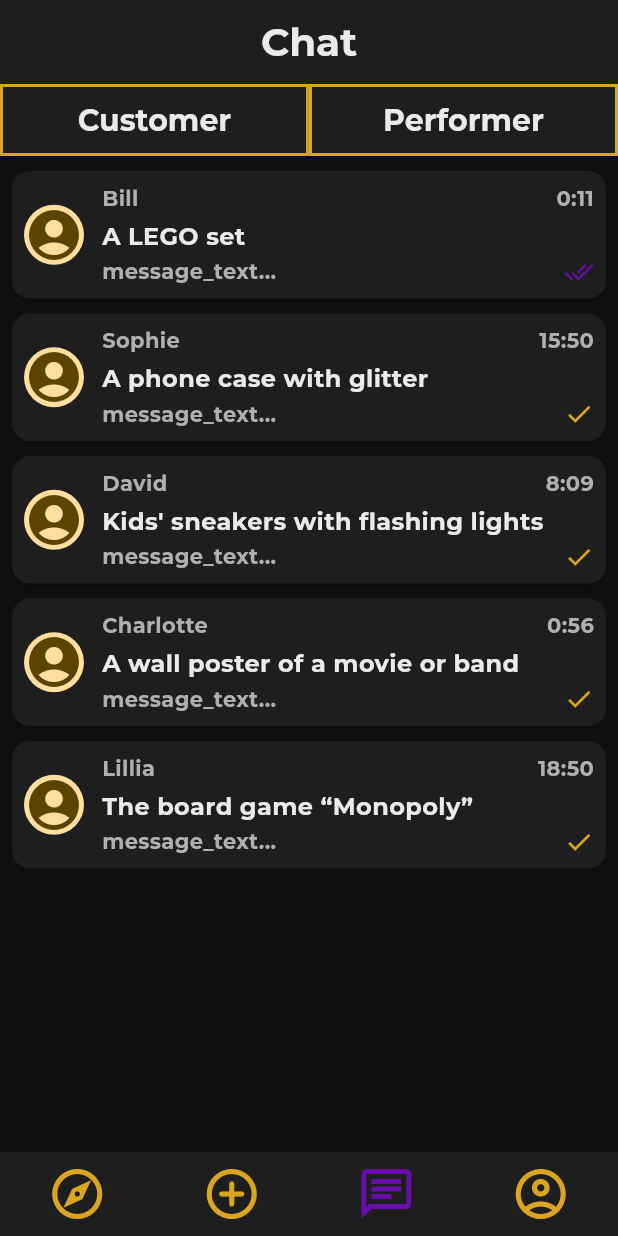
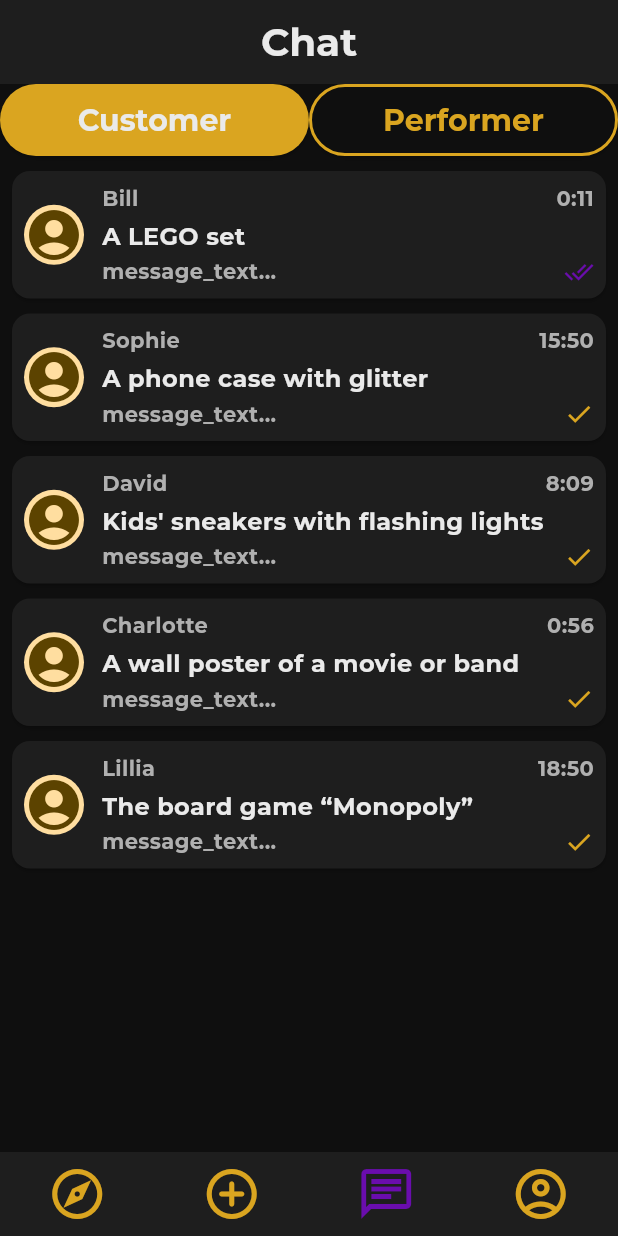
Before and after one commit to DigiShrimps/Swayzy, a Flutter app: the screen it shows once a user with an empty profile is signed in, item 3 of the bottom bar chosen, after a tap on "Customer", on a phone screen of 412 x 824 dp. Run offline on Flutter 3.47's test engine with Material 3 defaults, Android fonts, the phone set to English and light mode, and no system bars; our stand-ins replace cloud_firestore, firebase_auth, firebase_core, firebase_storage, flutter_dotenv, flutter_native_splash and 4 more; missing offline and left inert: bip39, firebase_ui_auth, firebase_ui_oauth_google, flutter_inappwebview, solana; accounts and stored records are empty.

Commit message:
Button changes

```diff
--- a/swayzy/lib/constants/app_button_styles.dart
+++ b/swayzy/lib/constants/app_button_styles.dart
@@ -3,13 +3,10 @@ import 'package:flutter/material.dart';
 import 'app_colors.dart';
 import 'app_text_styles.dart';
 
-class AppButtonStyles{
-
+class AppButtonStyles {
   static final ButtonStyle _base = ElevatedButton.styleFrom(
     padding: const EdgeInsets.symmetric(vertical: 12.0, horizontal: 16.0),
-    shape: RoundedRectangleBorder(
-      borderRadius: BorderRadius.circular(50.0),
-    ),
+    shape: RoundedRectangleBorder(borderRadius: BorderRadius.circular(50.0)),
   );
 
   static final ButtonStyle primary = _base.copyWith(
@@ -28,30 +25,32 @@ class AppButtonStyles{
     backgroundColor: WidgetStateProperty.all(AppColors.primaryBackground),
     foregroundColor: WidgetStateProperty.all(AppColors.highlight),
     textStyle: WidgetStateProperty.all(AppTextStyles.buttonSecondary),
-    side: WidgetStateProperty.all(
-      const BorderSide(
-        color: AppColors.highlight,
-        width: 2.0,
-        style: BorderStyle.solid,
-      ),
-    ),
+    side: WidgetStateProperty.all(const BorderSide(color: AppColors.highlight, width: 2.0, style: BorderStyle.solid)),
   );
 
   static final ButtonStyle delete = _base.copyWith(
     foregroundColor: WidgetStateProperty.all(AppColors.text),
     backgroundColor: WidgetStateProperty.all(AppColors.error),
     textStyle: WidgetStateProperty.all(AppTextStyles.buttonAuth),
-    side: WidgetStateProperty.all(
-      const BorderSide(
-        color: AppColors.error,
-        width: 2.0,
-        style: BorderStyle.solid,
-      ),
-    ),
+    side: WidgetStateProperty.all(const BorderSide(color: AppColors.error, width: 2.0, style: BorderStyle.solid)),
   );
 
   static final ButtonStyle chat = _base.copyWith(
     backgroundColor: WidgetStateProperty.all(AppColors.secondaryBackground),
     shape: WidgetStateProperty.all(RoundedRectangleBorder()),
   );
+
+  static final ButtonStyle selectedButton = _base.copyWith(
+    backgroundColor: WidgetStateProperty.all(AppColors.highlight),
+    foregroundColor: WidgetStateProperty.all(AppColors.text),
+    textStyle: WidgetStateProperty.all(AppTextStyles.buttonPrimary),
+    side: WidgetStateProperty.all(BorderSide.none),
+  );
+
+  static final ButtonStyle unselectedButton = _base.copyWith(
+    backgroundColor: WidgetStateProperty.all(AppColors.primaryBackground),
+    foregroundColor: WidgetStateProperty.all(AppColors.highlight),
+    textStyle: WidgetStateProperty.all(AppTextStyles.buttonPrimary),
+    side: WidgetStateProperty.all(BorderSide(color: AppColors.highlight, width: 2)),
+  );
 }
--- a/swayzy/lib/screens/chat/chat.dart
+++ b/swayzy/lib/screens/chat/chat.dart
@@ -8,6 +8,7 @@ import 'mocks/customer_messages.mocks.dart';
 import 'mocks/performer_messages.mocks.dart';
 
 const String _titleText = "Chat";
+
 enum ViewMode { asCustomer, asPerformer }
 
 class Chat extends StatefulWidget {
@@ -42,8 +43,10 @@ class _ChatState extends State<Chat> {
                       currentMode = ViewMode.asCustomer;
                     });
                   },
-                  style: AppButtonStyles.chat,
-                  child: Text("Customer", style: AppTextStyles.buttonPrimary),
+                  style: currentMode == ViewMode.asCustomer
+                      ? AppButtonStyles.selectedButton
+                      : AppButtonStyles.unselectedButton,
+                  child: const Text("Customer"),
                 ),
               ),
               Expanded(
@@ -53,8 +56,10 @@ class _ChatState extends State<Chat> {
                       currentMode = ViewMode.asPerformer;
                     });
                   },
-                  style: AppButtonStyles.chat,
-                  child: Text("Performer", style: AppTextStyles.buttonPrimary),
+                  style: currentMode == ViewMode.asPerformer
+                      ? AppButtonStyles.selectedButton
+                      : AppButtonStyles.unselectedButton,
+                  child: const Text("Performer"),
                 ),
               ),
             ],
--- a/swayzy/lib/screens/explore/explore.dart
+++ b/swayzy/lib/screens/explore/explore.dart
@@ -74,7 +74,9 @@ class _ExploreState extends State<Explore> {
                       currentMode = ViewMode.inSearch;
                     });
                   },
-                  style: AppButtonStyles.chat,
+                  style: currentMode == ViewMode.inSearch
+                      ? AppButtonStyles.selectedButton
+                      : AppButtonStyles.unselectedButton,
                   child: Text("In Search", style: AppTextStyles.buttonPrimary),
                 ),
               ),
@@ -85,7 +87,9 @@ class _ExploreState extends State<Explore> {
                       currentMode = ViewMode.inProcess;
                     });
                   },
-                  style: AppButtonStyles.chat,
+                  style: currentMode == ViewMode.inProcess
+                      ? AppButtonStyles.selectedButton
+                      : AppButtonStyles.unselectedButton,
                   child: Text("In Process", style: AppTextStyles.buttonPrimary),
                 ),
               ),
```
